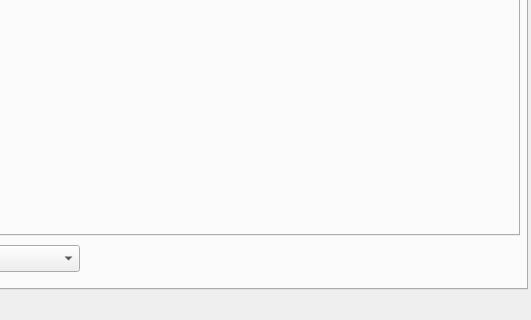
First picture: the form in ui/control_structures_dockwidget.ui, repository nens/threedi-results-analysis, before the edit; both pictures show x 263 to 794 and y 251 to 571 of the 794 by 571 pixel window.
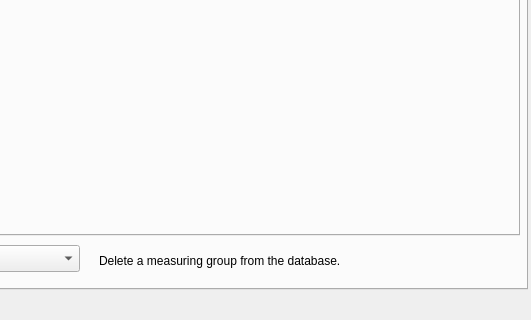
Second picture: the form after the edit. The open tabs and pages were chosen to show the change.

Commit message: Add description to the delete buttons.

Diff of the .ui file:
```diff
--- a/ui/control_structures_dockwidget.ui
+++ b/ui/control_structures_dockwidget.ui
@@ -375,6 +375,19 @@
        </rect>
       </property>
      </widget>
+     <widget class="QLabel" name="label_input_measuring_group_delete">
+      <property name="geometry">
+       <rect>
+        <x>360</x>
+        <y>470</y>
+        <width>371</width>
+        <height>31</height>
+       </rect>
+      </property>
+      <property name="text">
+       <string>Delete a measuring group from the database.</string>
+      </property>
+     </widget>
     </widget>
     <widget class="QWidget" name="tab_rule">
      <attribute name="title">
```
Left out of the diff: 28 changed lines with no effect on the pictures.
